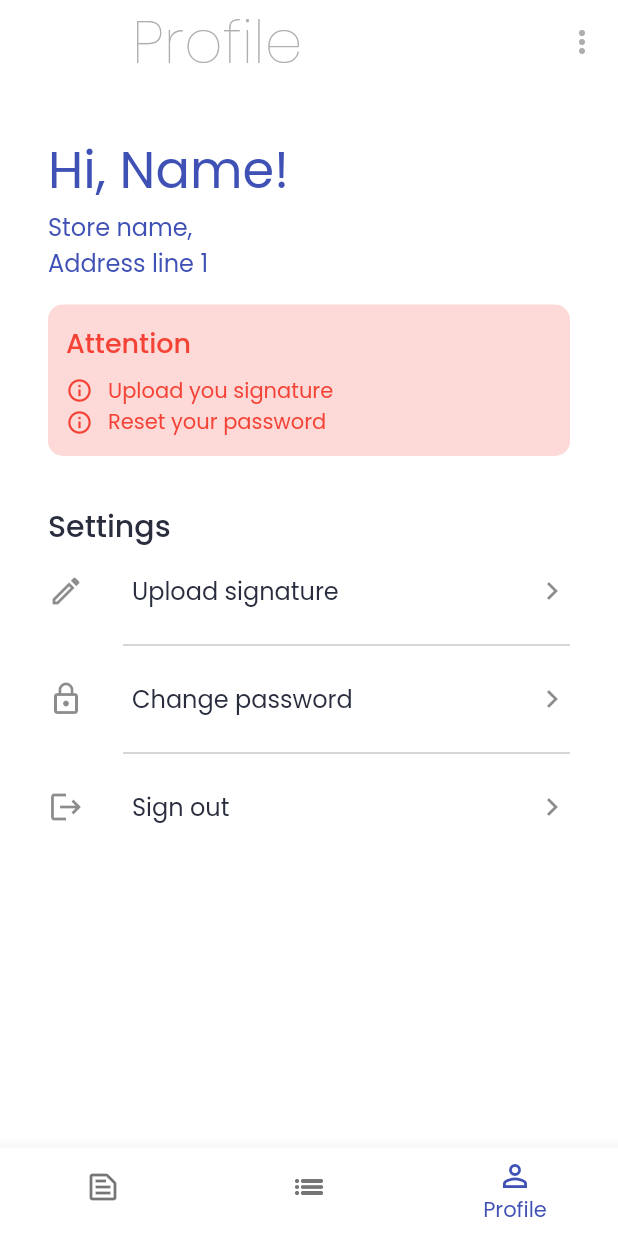
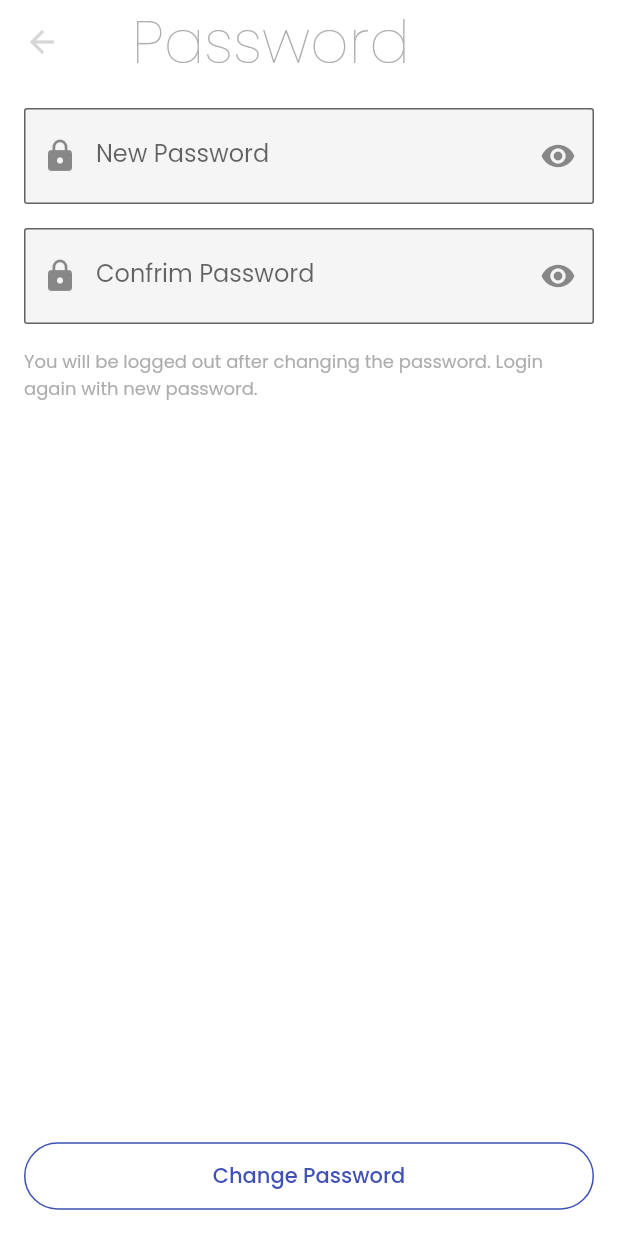
Before and after one commit to IamAKX/fastcheque, a Flutter app: the StaffHomeContainer screen opened by its route, item 3 of the bottom bar chosen, after a tap on "Change password", on a phone screen of 412 x 824 dp. Run offline on Flutter 3.47's test engine with Material 2 defaults, Android fonts, the phone set to English and light mode, and no system bars; our stand-ins replace dropdown_search, google_fonts.

Commit message:
Change password UI added

```diff
--- /dev/null
+++ b/lib/screens/common/change_password/change_password.dart
@@ -0,0 +1,83 @@
+import 'package:fastcheque/utils/color.dart';
+import 'package:fastcheque/utils/constants.dart';
+import 'package:fastcheque/widgets/heading.dart';
+import 'package:fastcheque/widgets/password_textfield.dart';
+import 'package:flutter/material.dart';
+
+class ChangePassword extends StatefulWidget {
+  static const String CHANGE_PASSWORD_ROUTE = '/changePassword';
+  const ChangePassword({Key? key}) : super(key: key);
+
+  @override
+  _ChangePasswordState createState() => _ChangePasswordState();
+}
+
+class _ChangePasswordState extends State<ChangePassword> {
+  TextEditingController _newPassword = TextEditingController();
+  TextEditingController _confirmNewPassword = TextEditingController();
+
+  bool _isNewPasswordHidded = true;
+  bool _isConfirmNewPasswordHidded = true;
+
+  _toggleNewPasswordVisibility() {
+    setState(() {
+      _isNewPasswordHidded = !_isNewPasswordHidded;
+    });
+  }
+
+  _toggleConfirmNewPasswordVisibility() {
+    setState(() {
+      _isConfirmNewPasswordHidded = !_isConfirmNewPasswordHidded;
+    });
+  }
+
+  @override
+  Widget build(BuildContext context) {
+    return Scaffold(
+      appBar: AppBar(
+        elevation: 0.0,
+        backgroundColor: bgColor,
+        centerTitle: false,
+        iconTheme: IconThemeData(
+          color: hintColor.withOpacity(0.5),
+        ),
+        title: Heading(
+          title: 'Password',
+        ),
+      ),
+      body: SafeArea(
+        child: Padding(
+          padding: EdgeInsets.all(defaultPadding),
+          child: Column(
+            children: [
+              PasswordTextField(
+                passwordCtrl: _newPassword,
+                isPasswordVisible: _isNewPasswordHidded,
+                tooglePasswordVisibility: _toggleNewPasswordVisibility,
+                hint: 'New Password',
+              ),
+              PasswordTextField(
+                passwordCtrl: _confirmNewPassword,
+                isPasswordVisible: _isConfirmNewPasswordHidded,
+                tooglePasswordVisibility: _toggleConfirmNewPasswordVisibility,
+                hint: 'Confrim Password',
+              ),
+              Text(
+                'You will be logged out after changing the password. Login again with new password.',
+                style: Theme.of(context).textTheme.caption,
+              ),
+              Spacer(),
+              SizedBox(
+                width: double.infinity,
+                child: OutlinedButton(
+                  onPressed: () => null,
+                  child: Text('Change Password'),
+                ),
+              ),
+            ],
+          ),
+        ),
+      ),
+    );
+  }
+}
--- a/lib/screens/staff/staff_profile/staff_profile.dart
+++ b/lib/screens/staff/staff_profile/staff_profile.dart
@@ -1,3 +1,4 @@
+import 'package:fastcheque/screens/common/change_password/change_password.dart';
 import 'package:fastcheque/screens/common/upload_signature/upload_signature.dart';
 import 'package:fastcheque/utils/color.dart';
 import 'package:fastcheque/utils/constants.dart';
@@ -68,7 +69,8 @@ class _StaffProfileState extends State<StaffProfile> {
           title: Text('Change password'),
           leading: Icon(Icons.lock_outline),
           trailing: Icon(Icons.keyboard_arrow_right_outlined),
-          onTap: () => null,
+          onTap: () => Navigator.of(context)
+              .pushNamed(ChangePassword.CHANGE_PASSWORD_ROUTE),
         ),
         Divider(
           color: hintColor,
--- a/lib/utils/navigator.dart
+++ b/lib/utils/navigator.dart
@@ -1,3 +1,4 @@
+import 'package:fastcheque/screens/common/change_password/change_password.dart';
 import 'package:fastcheque/screens/common/forget_password/forget_password.dart';
 import 'package:fastcheque/screens/common/login/login_screen.dart';
 import 'package:fastcheque/screens/common/register/register_screen.dart';
@@ -18,6 +19,8 @@ class NavRoute {
         return MaterialPageRoute(builder: (_) => StaffHomeContainer());
       case UploadSignature.UPLOAD_SIGNATURE_ROUTE:
         return MaterialPageRoute(builder: (_) => UploadSignature());
+      case ChangePassword.CHANGE_PASSWORD_ROUTE:
+        return MaterialPageRoute(builder: (_) => ChangePassword());
 
       default:
         return _errorRoute();
--- a/lib/widgets/password_textfield.dart
+++ b/lib/widgets/password_textfield.dart
@@ -7,12 +7,14 @@ class PasswordTextField extends StatelessWidget {
     required TextEditingController passwordCtrl,
     required this.isPasswordVisible,
     required this.tooglePasswordVisibility,
+    this.hint,
   })  : _passwordCtrl = passwordCtrl,
         super(key: key);
 
   final TextEditingController _passwordCtrl;
   final bool isPasswordVisible;
   final Function() tooglePasswordVisibility;
+  final String? hint;
 
   @override
   Widget build(BuildContext context) {
@@ -24,8 +26,8 @@ class PasswordTextField extends StatelessWidget {
         obscureText: isPasswordVisible,
         controller: _passwordCtrl,
         decoration: InputDecoration(
-          hintText: 'Password',
-          labelText: 'Password',
+          hintText: hint == null ? 'Password' : hint,
+          labelText: hint == null ? 'Password' : hint,
           suffixIcon: IconButton(
             icon: Icon(
               isPasswordVisible ? Icons.visibility : Icons.visibility_off,
```
